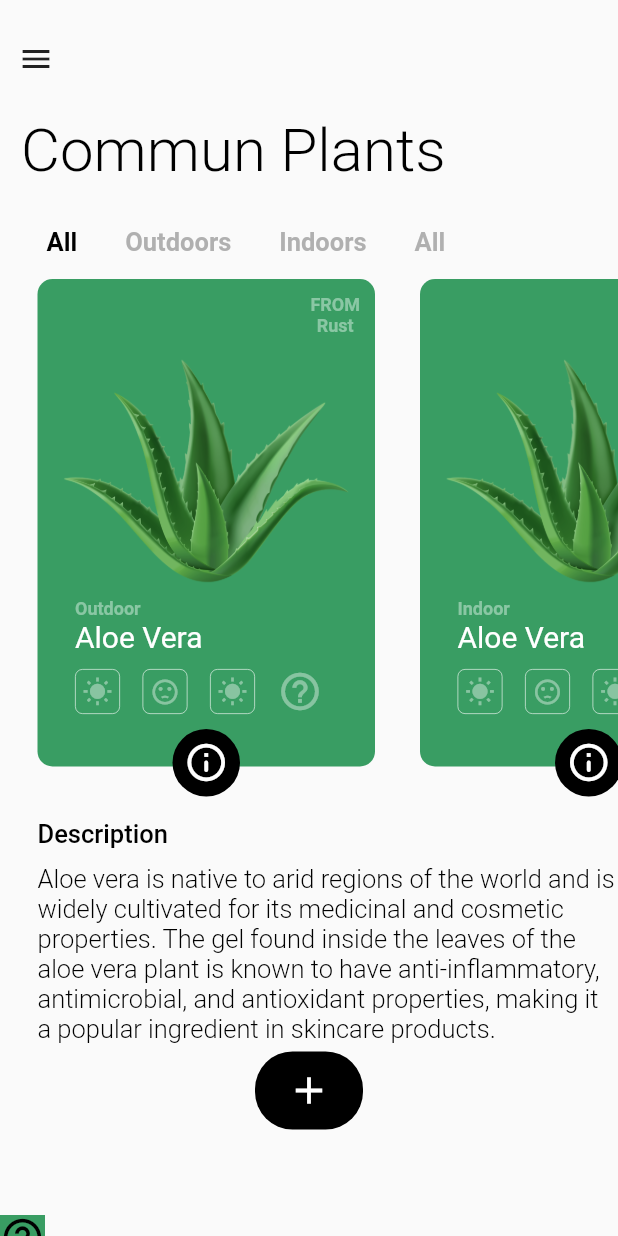
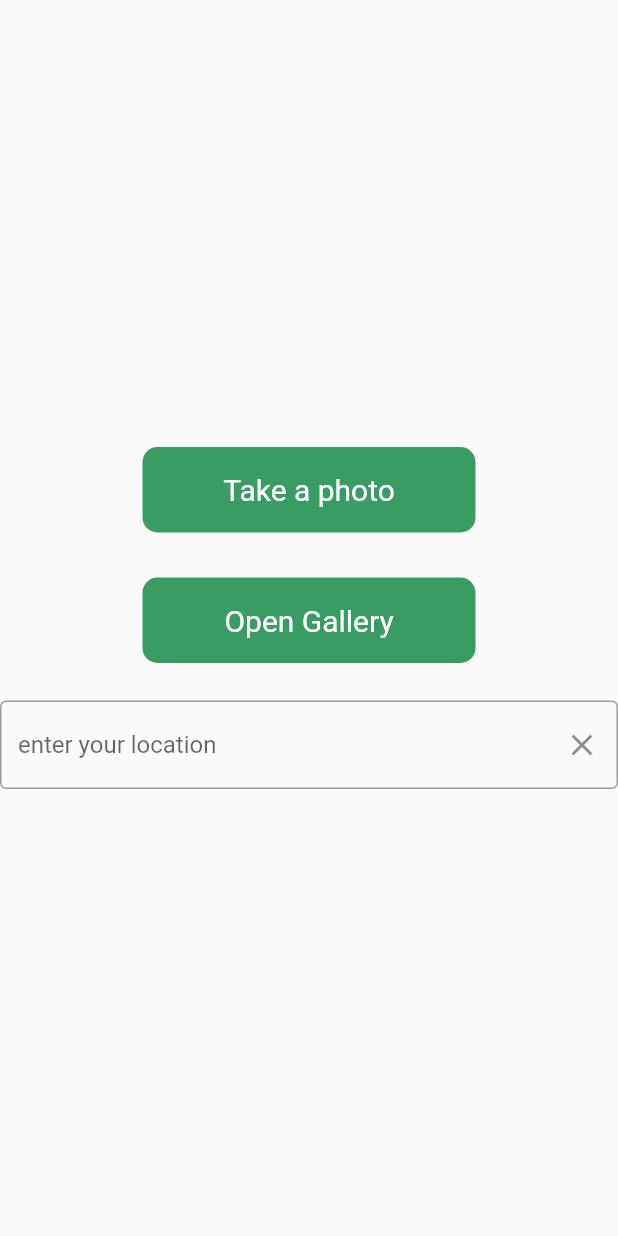
Before and after one commit to AzizNoomen/DetectionAnomaliesetRecommandation, a Flutter app: the screen it shows after launch, after a tap on the "add" icon, on a phone screen of 412 x 824 dp. Run offline on Flutter 3.47's test engine with Material 2 defaults, Android fonts, the phone set to English and light mode, and no system bars; our stand-ins replace image_picker; Roboto replaces fonts that are missing (Montserrat).

Commit message:
input button

```diff
--- a/appui/lib/cameragallery.dart
+++ b/appui/lib/cameragallery.dart
@@ -1,42 +1,103 @@
-/*import 'package:flutter/src/widgets/framework.dart';
-import 'package:flutter/src/widgets/placeholder.dart';
+import 'dart:io';
 import 'package:flutter/material.dart';
+import 'package:image_picker/image_picker.dart';
 
 class CameraGallery extends StatefulWidget {
-  const CameraGallery({super.key});
-
   @override
-  State<CameraGallery> createState() => _CameraGalleryState();
+  _CameraGalleryState createState() => _CameraGalleryState();
 }
 
 class _CameraGalleryState extends State<CameraGallery> {
-  bool _loading = true;
+  File? _image;
+  final picker = ImagePicker();
+  final _textController = TextEditingController();
+
+  pickImage() async {
+    var image = await picker.getImage(source: ImageSource.gallery);
+    if (image == null) {
+      return null;
+    }
+
+    setState(() {
+      _image = File(image.path);
+    });
+  }
+
+  takePhoto() async {
+    var image = await picker.getImage(source: ImageSource.camera);
+    if (image == null) {
+      return null;
+    }
+
+    setState(() {
+      _image = File(image.path);
+    });
+  }
+
   @override
   Widget build(BuildContext context) {
     return Scaffold(
-      backgroundColor: Colors.white,
-      body: Container(
-        padding: EdgeInsets.symmetric(horizontal: 24.0),
+      body: Center(
         child: Column(
-          crossAxisAlignment: CrossAxisAlignment.start,
-          children: const <Widget>[
-            SizedBox(height: 50.0),
-            Text('TEST', style: TextStyle(color: Colors.black, fontSize: 25.0)),
-            SizedBox(height: 6),
-            Text('CHOOSE',
-                style: TextStyle(color: Colors.black, fontSize: 25.0)),
-            SizedBox(height: 40.0),
-            Container(
-              width: MediaQuery.of(context).size.width,
-              child: Column(
-                children: <Widget>[
-                GestureDetector(
-                  onTap: () {} )
-              ]),
+          mainAxisAlignment: MainAxisAlignment.center,
+          children: <Widget>[
+            GestureDetector(
+              onTap: takePhoto,
+              child: Container(
+                  width: MediaQuery.of(context).size.width - 190,
+                  alignment: Alignment.center,
+                  padding: EdgeInsets.symmetric(horizontal: 24, vertical: 17),
+                  decoration: BoxDecoration(
+                      color: Color(0xFF399D63),
+                      borderRadius: BorderRadius.circular(10.0)),
+                  child: const Text(
+                    "Take a photo",
+                    style: TextStyle(
+                      color: Colors.white,
+                      fontFamily: 'Montserrat',
+                      fontSize: 20.0,
+                      fontWeight: FontWeight.w400,
+                    ),
+                  )),
+            ),
+            const SizedBox(height: 30.0),
+            GestureDetector(
+              onTap: pickImage,
+              child: Container(
+                  width: MediaQuery.of(context).size.width - 190,
+                  alignment: Alignment.center,
+                  padding: EdgeInsets.symmetric(horizontal: 24, vertical: 17),
+                  decoration: BoxDecoration(
+                      color: Color(0xFF399D63),
+                      borderRadius: BorderRadius.circular(10.0)),
+                  child: const Text(
+                    "Open Gallery",
+                    style: TextStyle(
+                      color: Colors.white,
+                      fontFamily: 'Montserrat',
+                      fontSize: 20.0,
+                      fontWeight: FontWeight.w400,
+                    ),
+                  )),
+            ),
+            const SizedBox(
+              height: 25.0,
+            ),
+            TextField(
+              controller: _textController,
+              decoration: InputDecoration(
+                hintText: "enter your location",
+                border: OutlineInputBorder(),
+                suffixIcon: IconButton(
+                    onPressed: () {
+                      _textController.clear();
+                    },
+                    icon: const Icon(Icons.clear)),
+              ),
             )
           ],
         ),
       ),
     );
   }
-}*/
+}
--- a/appui/lib/main.dart
+++ b/appui/lib/main.dart
@@ -1,5 +1,7 @@
 import 'package:appui/plantlist.dart';
 import 'package:flutter/material.dart';
+
+import 'cameragallery.dart';
 
 void main() {
   runApp(const MyApp());
@@ -47,6 +49,39 @@ class MyHomePage extends StatefulWidget {
   @override
   State<MyHomePage> createState() => _MyHomePageState();
 }
+
+/*class MyWidget extends StatelessWidget {
+  const MyWidget({super.key});
+
+  @override
+  Widget build(BuildContext context) {
+    return Scaffold(
+        body: ListView(children: <Widget>[
+      const SizedBox(height: 15.0),
+      Padding(
+          padding: EdgeInsets.only(left: 170.0, right: 170.0),
+          child: Container(
+              height: 52.0,
+              width: 20.0,
+              decoration: BoxDecoration(
+                borderRadius: BorderRadius.circular(25.0),
+                color: Color.fromARGB(255, 0, 0, 0),
+              ),
+              child: InkWell(
+                onTap: () {
+                  Navigator.of(context).push(
+                      MaterialPageRoute(builder: (context) => CameraGallery()));
+                },
+                child: Container(
+                  height: 10.0,
+                  width: 10.0,
+                  child: Icon(Icons.add,
+                      color: Color.fromARGB(255, 255, 255, 255), size: 30.0),
+                ),
+              ))),
+    ]));
+  }
+}*/
 
 class _MyHomePageState extends State<MyHomePage>
     with SingleTickerProviderStateMixin {
@@ -138,21 +173,34 @@ class _MyHomePageState extends State<MyHomePage>
               PlantList(),
               PlantList(),
               PlantList(),
-              PlantList()
+              PlantList(),
             ],
           ),
         ),
         Row(children: <Widget>[
-          InkWell(
-            onTap: () {},
-            child: Container(
-              height: 30.0,
-              width: 30.0,
-              decoration: BoxDecoration(color: Color(0xFF399D63)),
-              child: Icon(Icons.help_outline, color: Colors.black, size: 30.0),
-            ),
-          )
-        ])
+          Padding(
+              padding: EdgeInsets.only(left: 10.0, right: 10.0),
+              child: Container(
+                  height: 52.0,
+                  width: 200.0,
+                  decoration: BoxDecoration(
+                    borderRadius: BorderRadius.circular(25.0),
+                    color: Color.fromARGB(255, 0, 0, 0),
+                  ),
+                  child: InkWell(
+                    onTap: () {
+                      Navigator.of(context).push(MaterialPageRoute(
+                          builder: (context) => CameraGallery()));
+                    },
+                    child: Container(
+                      height: 10.0,
+                      width: 10.0,
+                      child: Icon(Icons.add,
+                          color: Color.fromARGB(255, 255, 255, 255),
+                          size: 30.0),
+                    ),
+                  ))),
+        ]),
       ]),
     );
   }
--- a/appui/lib/plantlist.dart
+++ b/appui/lib/plantlist.dart
@@ -1,3 +1,4 @@
+import 'package:appui/cameragallery.dart';
 import 'package:appui/plantdetail.dart';
 import 'package:flutter/src/widgets/framework.dart';
 import 'package:flutter/src/widgets/placeholder.dart';
@@ -31,7 +32,7 @@ class _PlantListState extends State<PlantList> {
 
   changeDescription() {
     var value = _scrollController.offset.round();
-    var descIndex = (value / 195).round();
+    var descIndex = (value / 200).round();
     print(value);
     setState(() {
       description = descriptions[descIndex];
@@ -81,8 +82,9 @@ class _PlantListState extends State<PlantList> {
                   fontSize: 17.0,
                   fontWeight: FontWeight.w300),
             )),
+        SizedBox(height: 10.0),
         Padding(
-            padding: EdgeInsets.only(left: 170.0, top: 5.0, right: 170.0),
+            padding: EdgeInsets.only(left: 170.0, right: 170.0),
             child: Container(
                 height: 52.0,
                 width: 20.0,
@@ -92,7 +94,8 @@ class _PlantListState extends State<PlantList> {
                 ),
                 child: InkWell(
                   onTap: () {
-                    //Navigator.of(context).push()
+                    Navigator.of(context).push(MaterialPageRoute(
+                        builder: (context) => CameraGallery()));
                   },
                   child: Container(
                     height: 10.0,
@@ -163,7 +166,7 @@ class _PlantListState extends State<PlantList> {
                                   fontFamily: 'Montserrat',
                                   fontSize: 12.0,
                                   fontWeight: FontWeight.w600,
-                                  color: Color(0xFF8AC7A4)), // TextStyle
+                                  color: Color(0xFF8AC7A4)),
                             ),
                             Text(
                               plantName,
@@ -171,8 +174,8 @@ class _PlantListState extends State<PlantList> {
                                   fontFamily: 'Montserrat',
                                   fontSize: 20.0,
                                   fontWeight: FontWeight.w400,
-                                  color: Colors.white), // TextStyle
-                            ),
+                                  color: Colors.white),
+                                ),
                           ])
                     ],
                   ),
@@ -263,11 +266,11 @@ class _PlantListState extends State<PlantList> {
                 child: Container(
                   height: 30.0,
                   width: 30.0,
-                  child: Icon(Icons.info_outline_rounded,
+                  child: const Icon(Icons.info_outline_rounded,
                       color: Colors.white, size: 30.0),
                 ),
               ))),
-      SizedBox(width: 20.0),
+      const SizedBox(width: 20.0),
     ]);
   }
 }
--- a/appui/pubspec.yaml
+++ b/appui/pubspec.yaml
@@ -35,6 +35,7 @@ dependencies:
   # The following adds the Cupertino Icons font to your application.
   # Use with the CupertinoIcons class for iOS style icons.
   cupertino_icons: ^1.0.2
+  image_picker: ^0.8.7
 
 dev_dependencies:
   flutter_test:
```
Also changed, not shown: appui/lib/plantdetail.dart (+4 -4 lines), 1 other file.
